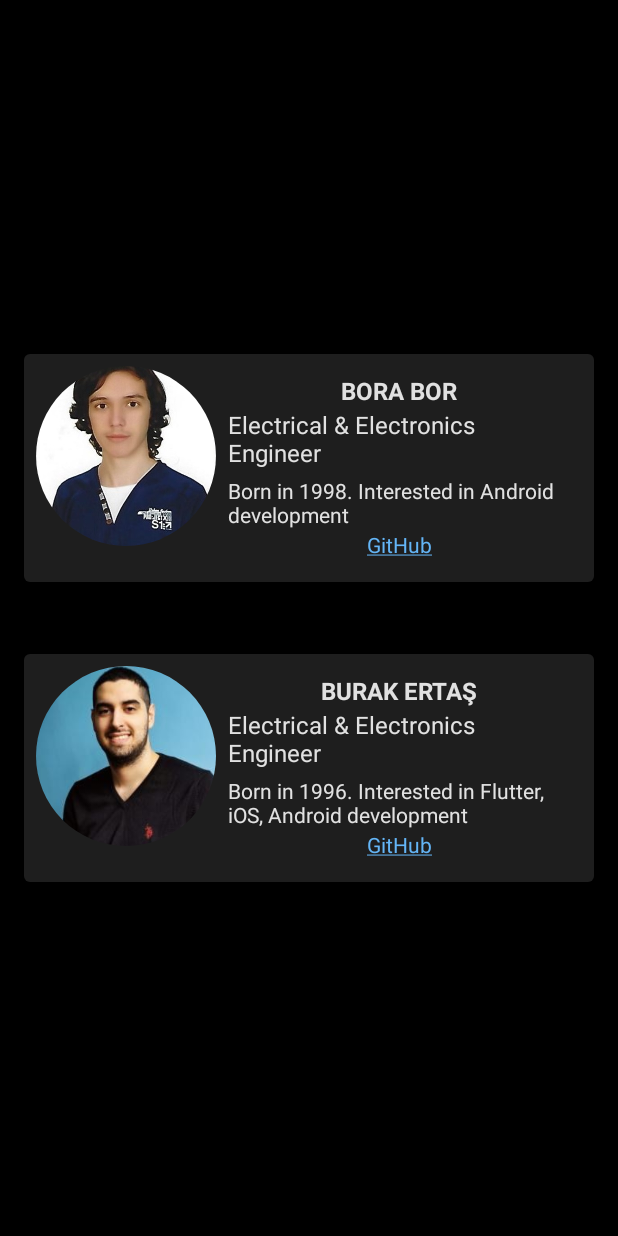
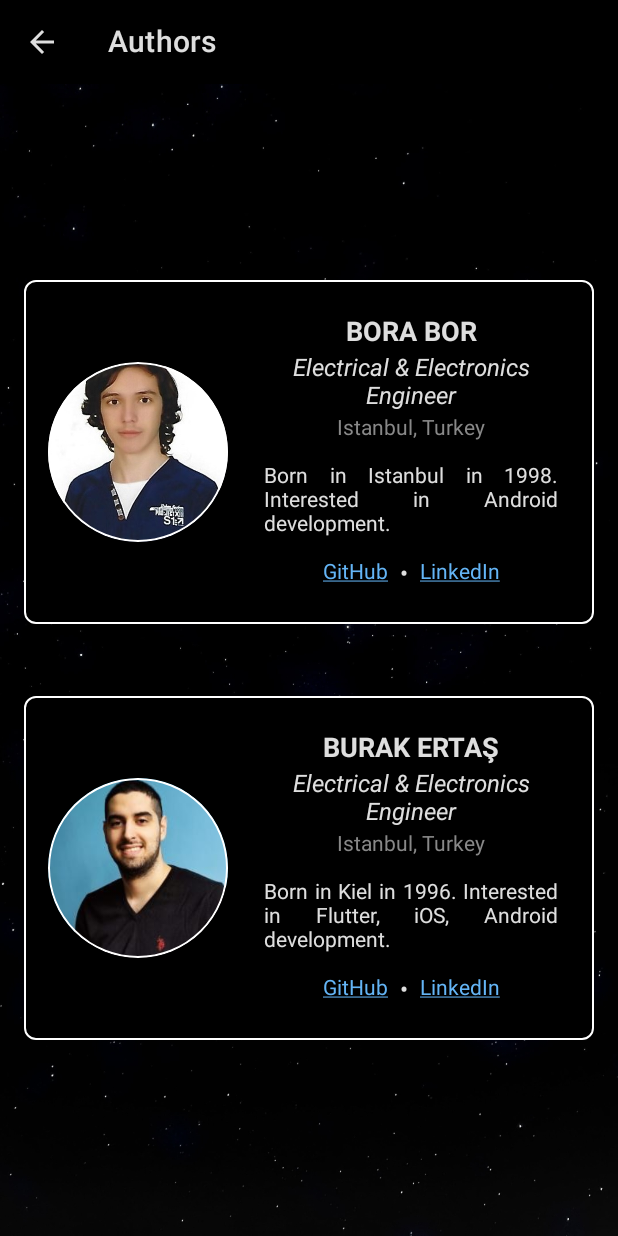
Before and after one commit to bbor98/planet-app-compose, an Android app built with Jetpack Compose: the AuthorScreen screen opened through its navigation route, on a phone screen of 412 x 824 dp. Run offline under Robolectric (Android 15) with nearby library versions, the phone set to English and light mode, and no system bars; 1 statement that could not run was skipped.

Commit message:
Update AuthorData & UI in AuthorScreen

```diff
--- a/app/src/main/java/com/borabor/planetapp/data/AuthorData.kt
+++ b/app/src/main/java/com/borabor/planetapp/data/AuthorData.kt
@@ -8,16 +8,20 @@ object AuthorData {
         Author(
             imageDrawable = R.drawable.bora_photo,
             name = "BORA BOR",
+            location = "Istanbul, Turkey",
             title = "Electrical & Electronics Engineer",
-            description = "Born in 1998. Interested in Android development",
-            gitHubLink = "https://github.com/bbor98"
+            description = "Born in Istanbul in 1998. Interested in Android development.",
+            githubLink = "https://github.com/bbor98",
+            linkedinLink = "https://www.linkedin.com/in/borabor/"
         ),
         Author(
             imageDrawable = R.drawable.burak_photo,
             name = "BURAK ERTAŞ",
+            location = "Istanbul, Turkey",
             title = "Electrical & Electronics Engineer",
-            description = "Born in 1996. Interested in Flutter, iOS, Android development",
-            gitHubLink = "https://github.com/ErtasBurak"
+            description = "Born in Kiel in 1996. Interested in Flutter, iOS, Android development.",
+            githubLink = "https://github.com/ErtasBurak",
+            linkedinLink = "https://www.linkedin.com/in/burakertas25/"
         )
     )
 }
--- a/app/src/main/java/com/borabor/planetapp/model/Author.kt
+++ b/app/src/main/java/com/borabor/planetapp/model/Author.kt
@@ -6,7 +6,9 @@ import androidx.compose.runtime.Immutable
 data class Author(
     val imageDrawable: Int,
     val name: String,
+    val location: String,
     val title: String,
     val description: String,
-    val gitHubLink:String
+    val githubLink:String,
+    val linkedinLink:String
 )
--- a/app/src/main/java/com/borabor/planetapp/screen/AuthorScreen.kt
+++ b/app/src/main/java/com/borabor/planetapp/screen/AuthorScreen.kt
@@ -1,13 +1,15 @@
 package com.borabor.planetapp.screen
 
+import androidx.compose.foundation.BorderStroke
 import androidx.compose.foundation.Image
-import androidx.compose.foundation.background
+import androidx.compose.foundation.border
 import androidx.compose.foundation.layout.*
 import androidx.compose.foundation.shape.CircleShape
+import androidx.compose.foundation.shape.RoundedCornerShape
 import androidx.compose.foundation.text.ClickableText
-import androidx.compose.material.Card
-import androidx.compose.material.MaterialTheme
-import androidx.compose.material.Text
+import androidx.compose.material.*
+import androidx.compose.material.icons.Icons
+import androidx.compose.material.icons.filled.ArrowBack
 import androidx.compose.runtime.Composable
 import androidx.compose.ui.Alignment
 import androidx.compose.ui.Modifier
@@ -16,13 +18,17 @@ import androidx.compose.ui.graphics.Color
 import androidx.compose.ui.layout.ContentScale
 import androidx.compose.ui.platform.LocalUriHandler
 import androidx.compose.ui.res.painterResource
+import androidx.compose.ui.res.stringResource
 import androidx.compose.ui.text.AnnotatedString
 import androidx.compose.ui.text.SpanStyle
 import androidx.compose.ui.text.buildAnnotatedString
+import androidx.compose.ui.text.font.FontStyle
 import androidx.compose.ui.text.font.FontWeight
+import androidx.compose.ui.text.style.TextAlign
 import androidx.compose.ui.text.style.TextDecoration
 import androidx.compose.ui.tooling.preview.Preview
 import androidx.compose.ui.unit.dp
+import androidx.compose.ui.unit.sp
 import androidx.navigation.NavController
 import androidx.navigation.compose.rememberNavController
 import com.borabor.planetapp.R
@@ -32,10 +38,30 @@ import com.borabor.planetapp.ui.theme.PlanetAppTheme
 
 @Composable
 fun AuthorScreen(navController: NavController) {
+    Scaffold(
+        topBar = {
+            TopAppBar(
+                title = { Text(text = stringResource(id = R.string.authors)) },
+                navigationIcon = {
+                    IconButton(onClick = { navController.popBackStack() }) {
+                        Icon(
+                            imageVector = Icons.Default.ArrowBack,
+                            contentDescription = null
+                        )
+                    }
+                },
+                backgroundColor = Color.Black
+            )
+        }
+    ) {
+        Image(
+            painter = painterResource(id = R.drawable.background),
+            contentDescription = null,
+            modifier = Modifier.fillMaxSize(),
+            contentScale = ContentScale.Crop
+        )
         Column(
-        modifier = Modifier
-            .fillMaxSize()
-            .background(Color.Black),
+            modifier = Modifier.fillMaxSize(),
             verticalArrangement = Arrangement.Center
         ) {
             AuthorItem(item = AuthorData.authorList[0])
@@ -43,46 +69,81 @@ fun AuthorScreen(navController: NavController) {
             AuthorItem(item = AuthorData.authorList[1])
         }
     }
+}
 
 @Composable
 fun AuthorItem(item: Author) {
-    val str = "GitHub"
-    val startIndex = str.indexOf("GitHub")
-    val endIndex = startIndex + 6
-    val uriHandler = LocalUriHandler.current
+    val github = "GitHub"
+    val startIndexGithub = 0
+    val endIndexGithub = github.length
+    val tagGithub  = "GITHUB_URL"
 
-    val annotatedLinkString: AnnotatedString = buildAnnotatedString {
-        append(str)
+    val annotatedLinkGithub: AnnotatedString = buildAnnotatedString {
+        append(github)
         addStyle(
             style = SpanStyle(
                 color = Color(0xff64B5F6),
                 textDecoration = TextDecoration.Underline
             ),
-            start = startIndex,
-            end = endIndex
+            start = startIndexGithub,
+            end = endIndexGithub
         )
         addStringAnnotation(
-            tag = "URL",
-            annotation = item.gitHubLink,
-            start = startIndex,
-            end = endIndex
+            tag = tagGithub,
+            annotation = item.githubLink,
+            start = startIndexGithub,
+            end = endIndexGithub
         )
     }
+
+    val linkedin = "LinkedIn"
+    val startIndexLinkedin = 0
+    val endIndexLinkedin = linkedin.length
+    val tagLinkedin  = "LINKEDIN_URL"
+
+    val annotatedLinkLinkedin: AnnotatedString = buildAnnotatedString {
+        append(linkedin)
+        addStyle(
+            style = SpanStyle(
+                color = Color(0xff64B5F6),
+                textDecoration = TextDecoration.Underline
+            ),
+            start = startIndexLinkedin,
+            end = endIndexLinkedin
+        )
+        addStringAnnotation(
+            tag = tagLinkedin,
+            annotation = item.linkedinLink,
+            start = startIndexLinkedin,
+            end = endIndexLinkedin
+        )
+    }
+
+    val uriHandler = LocalUriHandler.current
 
     Card(
         modifier = Modifier
             .fillMaxWidth()
-            .padding(16.dp)
+            .padding(16.dp),
+        shape = RoundedCornerShape(8.dp),
+        backgroundColor = Color.Black,
+        border = BorderStroke(1.dp, Color.White),
+        elevation = 8.dp
     ) {
-        Row(modifier = Modifier.padding(8.dp)) {
+        Row(
+            modifier = Modifier.padding(16.dp),
+            verticalAlignment = Alignment.CenterVertically
+        ) {
             Image(
                 painter = painterResource(id = item.imageDrawable),
                 contentDescription = null,
                 modifier = Modifier
                     .size(120.dp)
-                    .clip(CircleShape),
+                    .clip(CircleShape)
+                    .border(1.dp, Color.White, CircleShape),
                 contentScale = ContentScale.Crop
             )
+            Spacer(modifier = Modifier.width(16.dp))
             Column(
                 modifier = Modifier
                     .fillMaxWidth()
@@ -91,25 +152,55 @@ fun AuthorItem(item: Author) {
             ) {
                 Text(
                     text = item.name,
+                    fontSize = 18.sp,
                     fontWeight = FontWeight.Bold
                 )
                 Spacer(modifier = Modifier.height(4.dp))
-                Text(text = item.title)
-                Spacer(modifier = Modifier.height(8.dp))
+                Text(
+                    text = item.title,
+                    fontStyle = FontStyle.Italic,
+                    textAlign = TextAlign.Center
+                )
+                Spacer(modifier = Modifier.height(4.dp))
+                Text(
+                    text = item.location,
+                    color = Color.Gray,
+                    fontSize = MaterialTheme.typography.body2.fontSize
+                )
+                Spacer(modifier = Modifier.height(16.dp))
                 Text(
                     text = item.description,
-                    fontSize = MaterialTheme.typography.body2.fontSize
+                    fontSize = MaterialTheme.typography.body2.fontSize,
+                    textAlign = TextAlign.Justify
                 )
-                Spacer(modifier = Modifier.height(4.dp))
+                Spacer(modifier = Modifier.height(16.dp))
+                Row {
                     ClickableText(
-                    text = annotatedLinkString,
+                        text = annotatedLinkGithub,
                         onClick = {
-                        annotatedLinkString
-                            .getStringAnnotations("URL", it, it)
+                            annotatedLinkGithub
+                                .getStringAnnotations(tagGithub, it, it)
                                 .firstOrNull()?.let { stringAnnotation ->
                                     uriHandler.openUri(stringAnnotation.item)
                                 }
                         })
+                    Text(
+                        text = stringResource(id = R.string.bullet_point),
+                        modifier = Modifier.padding(
+                            start = 8.dp,
+                            end = 8.dp
+                        )
+                    )
+                    ClickableText(
+                        text = annotatedLinkLinkedin,
+                        onClick = {
+                            annotatedLinkLinkedin
+                                .getStringAnnotations(tagLinkedin, it, it)
+                                .firstOrNull()?.let { stringAnnotation ->
+                                    uriHandler.openUri(stringAnnotation.item)
+                                }
+                        })
+                }
             }
         }
     }
--- a/app/src/main/res/values/strings.xml
+++ b/app/src/main/res/values/strings.xml
@@ -1,6 +1,7 @@
 <resources>
     <string name="app_name">Planet App</string>
 
+    <string name="authors">Authors</string>
     <string name="visibility">Show</string>
     <string name="sort_by">Sort By</string>
 
@@ -26,4 +27,6 @@
     <string name="confirm">Confirm</string>
     <string name="cancel">Cancel</string>
     <string name="close">Close</string>
+
+    <string name="bullet_point">•</string>
 </resources>
```
Lines whose indentation alone changed are shown as unchanged.
